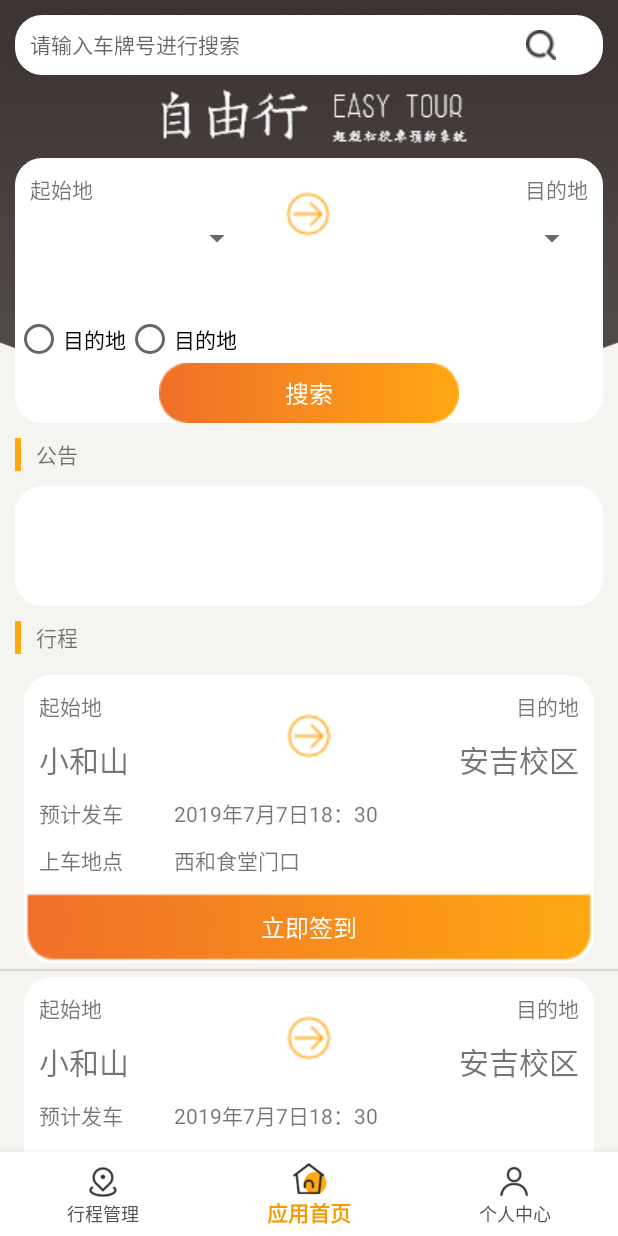
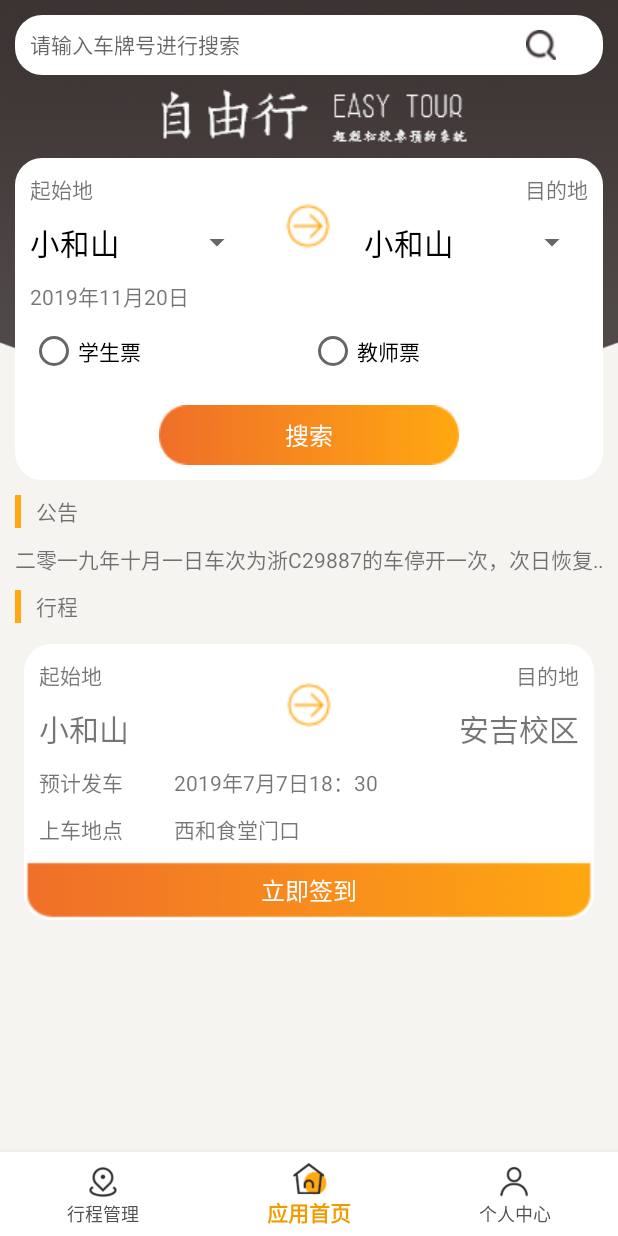
Before and after one commit to ChannnXY/school, an Android app: the screen it shows after launch (MainActivity), on a phone screen of 412 x 824 dp. Run offline under Robolectric (Android 15) with nearby library versions, the phone set to English and light mode, and no system bars.

Commit message:
feature(index):完成首页及各种适配器，spinner监听器设置无反应，scrollView里listView只有一行，以及radioGroup背景图片还没换

```diff
--- a/app/src/main/java/com/channnxy/school_bus/fragment_index.java
+++ b/app/src/main/java/com/channnxy/school_bus/fragment_index.java
@@ -1,35 +1,92 @@
 package com.channnxy.school_bus;
 
+import androidx.fragment.app.Fragment;
+
+import android.app.DatePickerDialog;
 import android.os.Bundle;
 import android.view.LayoutInflater;
 import android.view.View;
 import android.view.ViewGroup;
 import android.widget.AdapterView;
+import android.widget.ArrayAdapter;
+import android.widget.DatePicker;
 import android.widget.ListView;
+import android.widget.Spinner;
+import android.widget.TextView;
+import android.widget.Toast;
 
+import java.sql.Time;
+import java.text.SimpleDateFormat;
 import java.util.ArrayList;
+import java.util.Calendar;
+import java.util.Date;
 
 import androidx.annotation.NonNull;
 import androidx.annotation.Nullable;
-import androidx.fragment.app.Fragment;
+import androidx.viewpager.widget.ViewPager;
 
-public class fragment_index extends Fragment {
+public class fragment_index extends Fragment{
     //    fragment内部listView配置
     private ListView mListView_journey;
     private ArrayList<Journey> mJourneyArrayList;
 
+    //spinner
+    private Spinner msp_origin;
+    private Spinner msp_destination;
+
+//    日历
+    private TextView mtv_calendar;
     @Nullable
     @Override
     public View onCreateView(@NonNull LayoutInflater inflater, @Nullable ViewGroup container, @Nullable Bundle savedInstanceState) {
-        View index_view = inflater.inflate(R.layout.item_nav_index,container,false);
+        final View index_view = inflater.inflate(R.layout.item_nav_index,container,false);
     //  初始化行程列表
         mListView_journey = index_view.findViewById(R.id.lv_index_journey);
         initJourneyAdapter();
+    //  初始化起始地和目的地两个spinner
+        msp_destination = index_view.findViewById(R.id.sp_destination);
+        msp_origin = index_view.findViewById(R.id.sp_origin);
+        initSpinnerAdapter();
+//    初始化日历
+        mtv_calendar = index_view.findViewById(R.id.tv_index_useDp);
+        SimpleDateFormat simpleDateFormat = new SimpleDateFormat("yyyy年MM月dd日");
+        Date date = new Date(System.currentTimeMillis());
+        mtv_calendar.setText(simpleDateFormat.format(date));
+        mtv_calendar.setOnClickListener(new CalendarListener());
 
         return index_view;
     }
 
+//    spinner初始化
+    private void initSpinnerAdapter() {
+        String[] originArray = {"小和山","安吉校区","五常大道"};
+        String[] destinationArray={"小和山","安吉校区","五常大道"};
+
+        ArrayAdapter<String> originAdapter = new ArrayAdapter<String>(getActivity(),R.layout.item_index_spinner,originArray);
+        msp_origin.setAdapter(originAdapter);
+        msp_origin.setPrompt("请选择出发地");
+        msp_origin.setSelection(0);
+        msp_origin.setOnItemSelectedListener(new AdapterView.OnItemSelectedListener() {
+            @Override
+            public void onItemSelected(AdapterView<?> parent, View view, int position, long id) {
+                msp_origin.setSelection(position);
+            }
+
+            @Override
+            public void onNothingSelected(AdapterView<?> parent) {
+
+            }
+        });
+
+        ArrayAdapter<String> destinationAdapter = new ArrayAdapter<String>(getActivity(),R.layout.item_index_spinner,destinationArray);
+        msp_destination.setAdapter(destinationAdapter);
+        msp_destination.setPrompt("请选择目的地");
+        msp_destination.setSelection(0);
+    }
+
+//    行程卡片适配器初始化
     private void initJourneyAdapter() {
+
         mJourneyArrayList = Journey.getDefaultData();
         final journeyAdapter adapter = new journeyAdapter(getActivity(),mJourneyArrayList);
 
@@ -42,4 +99,23 @@ public class fragment_index extends Fragment {
             }
         });
     }
+
+//    新建日历对话框
+    private class CalendarListener implements View.OnClickListener {
+        @Override
+        public void onClick(View v) {
+            Calendar m_calendar = Calendar.getInstance();
+            DatePickerDialog m_dialog = new DatePickerDialog(getContext(), new DatePickerDialog.OnDateSetListener() {
+                @Override
+                public void onDateSet(DatePicker view, int year, int month, int dayOfMonth) {
+                    String desc = String.format("%d年%d月%d日",year,month,dayOfMonth);
+                    mtv_calendar.setText(desc);
+                }
+            },
+                    m_calendar.get(Calendar.YEAR),
+                    m_calendar.get(Calendar.MONTH),
+                    m_calendar.get(Calendar.DAY_OF_MONTH));
+            m_dialog.show();
+        }
+    }
 }
--- /dev/null
+++ b/app/src/main/res/drawable/ic_index_check.xml
@@ -0,0 +1,5 @@
+<?xml version="1.0" encoding="utf-8"?>
+<selector xmlns:android="http://schemas.android.com/apk/res/android">
+    <item   android:state_selected="true" android:state_checkable="true" android:state_checked="true" android:drawable="@drawable/icon_check_selected"/>
+    <item   android:state_selected="false" android:state_checkable="false"  android:state_checked="false" android:drawable="@drawable/icon_check_unselect"/>
+</selector>
--- /dev/null
+++ b/app/src/main/res/layout/item_index_spinner.xml
@@ -0,0 +1,15 @@
+<?xml version="1.0" encoding="utf-8"?>
+<TextView xmlns:android="http://schemas.android.com/apk/res/android"
+          android:singleLine="true"
+          android:ellipsize="marquee"
+          android:marqueeRepeatLimit="marquee_forever"
+          android:scrollHorizontally="true"
+          android:focusableInTouchMode="true"
+          android:focusable="true"
+          android:layout_width="match_parent"
+          android:layout_height="match_parent"
+          android:paddingTop="10dp"
+          android:paddingBottom="10dp"
+          android:textColor="@color/black"
+          android:textSize="20sp">
+</TextView>
--- a/app/src/main/res/layout/item_nav_index.xml
+++ b/app/src/main/res/layout/item_nav_index.xml
@@ -1,9 +1,11 @@
 <?xml version="1.0" encoding="utf-8"?>
-<LinearLayout xmlns:android="http://schemas.android.com/apk/res/android"
-              android:orientation="vertical"
+<ScrollView xmlns:android="http://schemas.android.com/apk/res/android"
               android:layout_width="match_parent"
               android:layout_height="match_parent">
-
+    <LinearLayout
+        android:layout_width="match_parent"
+        android:layout_height="wrap_content"
+        android:orientation="vertical">
         <!--搜索框-->
         <LinearLayout
             android:layout_width="match_parent"
@@ -43,6 +45,7 @@
         <LinearLayout
             android:layout_width="match_parent"
             android:layout_height="wrap_content"
+            android:orientation="vertical"
             android:layout_margin="10dp">
             <LinearLayout
                 android:layout_width="match_parent"
@@ -54,7 +57,8 @@
                     android:layout_width="match_parent"
                     android:layout_height="wrap_content"
                     android:layout_marginTop="10dp"
-                style="@style/margin_10">
+                    android:layout_marginLeft="10dp"
+                    android:layout_marginRight="10dp">
                     <LinearLayout
                         android:layout_width="0dp"
                         android:layout_height="match_parent"
@@ -68,9 +72,7 @@
                             android:id="@+id/sp_origin"
                             android:layout_width="match_parent"
                             android:layout_height="wrap_content"
-                        android:layout_marginTop="10dp"
-                        android:ellipsize="end"
-                        android:textSize="20sp"/>
+                            android:spinnerMode="dialog"/>
                     </LinearLayout>
 
                     <LinearLayout
@@ -98,8 +100,7 @@
                             android:id="@+id/sp_destination"
                             android:layout_width="match_parent"
                             android:layout_height="wrap_content"
-                        android:layout_marginTop="10dp"
-                        android:ellipsize="end"
+                            android:spinnerMode="dialog"
                             android:textSize="20sp"/>
                     </LinearLayout>
                 </LinearLayout>
@@ -117,32 +118,37 @@
                 </LinearLayout>
 
                 <!--学生票和老师票-->
-            <LinearLayout
+                <RadioGroup
                     android:layout_width="match_parent"
-                android:layout_height="wrap_content">
+                    android:layout_height="wrap_content"
+                    android:orientation="horizontal"
+                    style="@style/margin_10">
                     <RadioButton
-                    android:layout_width="wrap_content"
+                        android:layout_width="0dp"
                         android:layout_height="wrap_content"
-                    android:text="@string/journey_list_end"/>
+                        android:layout_weight="1"
+                        android:text="学生票"/>
                     <RadioButton
-                    android:layout_width="wrap_content"
+                        android:layout_width="0dp"
                         android:layout_height="wrap_content"
-                    android:text="@string/journey_list_end"/>
-            </LinearLayout>
-
+                        android:layout_weight="1"
+                        android:text="教师票"/>
+                </RadioGroup>
                 <!--搜索按钮-->
                 <LinearLayout
                     android:layout_width="match_parent"
                     android:layout_height="wrap_content"
                     android:gravity="center_vertical|center_horizontal">
+
                     <Button
+                        style="@style/btn_checkBtn.margin_10"
                         android:layout_width="200dp"
                         android:layout_height="40dp"
                         android:background="@drawable/btn_confirm_large"
-                    style="@style/btn_checkBtn"
                         android:text="搜索"/>
                 </LinearLayout>
             </LinearLayout>
+
 
         </LinearLayout>
         <!--公告标题-->
@@ -165,10 +171,16 @@
             android:layout_width="match_parent"
             android:layout_height="wrap_content"
             style="@style/margin_10">
-        <androidx.viewpager.widget.ViewPager
+            <TextView
                 android:layout_width="match_parent"
-            android:layout_height="80dp"
-            android:background="@drawable/shape_rec_white"/>
+                android:layout_height="wrap_content"
+                android:singleLine="true"
+                android:ellipsize="marquee"
+                android:marqueeRepeatLimit="marquee_forever"
+                android:scrollHorizontally="true"
+                android:focusableInTouchMode="true"
+                android:focusable="true"
+                android:text="@string/index_notice"/>
         </LinearLayout>
         <!--行程标题-->
         <LinearLayout
@@ -189,5 +201,6 @@
         <ListView
             android:id="@+id/lv_index_journey"
             android:layout_width="match_parent"
-        android:layout_height="wrap_content"/>
+            android:layout_height="match_parent"/>
     </LinearLayout>
+</ScrollView>
--- a/app/src/main/res/layout/item_nav_journey_list.xml
+++ b/app/src/main/res/layout/item_nav_journey_list.xml
@@ -105,7 +105,7 @@
 
         <Button
             android:layout_width="match_parent"
-            android:layout_height="wrap_content"
+            android:layout_height="40dp"
             android:background="@drawable/btn_details"
             android:text="@string/journey_list_sign"
             style="@style/btn_checkBtn"/>
--- a/app/src/main/res/values/colors.xml
+++ b/app/src/main/res/values/colors.xml
@@ -4,6 +4,7 @@
     <color name="colorPrimaryDark">#00574B</color>
     <color name="colorAccent">#E91E63</color>
     <color name="white">#fff</color>
+    <color name="black">#000</color>
     <color name="theme_color">#F19B00</color>
     <color name="text_color">#515151</color>
     <color name="background_color">#F6F4F1</color>
--- a/app/src/main/res/values/strings.xml
+++ b/app/src/main/res/values/strings.xml
@@ -7,4 +7,5 @@
     <string name="journey_list_sign">立即签到</string>
     <string name="journey_list_check">查看</string>
     <string name="search_placeholder">请输入车牌号进行搜索</string>
+    <string name="index_notice">二零一九年十月一日车次为浙C29887的车停开一次，次日恢复，给各位师生带来不便</string>
 </resources>
--- a/app/src/main/res/values/styles.xml
+++ b/app/src/main/res/values/styles.xml
@@ -24,6 +24,11 @@
         <item name="android:textColor">@color/white</item>
     </style>
 
+    <style name="btn_checkBtn.margin_10" parent="btn_checkBtn">
+        <item name="android:layout_marginBottom" tools:targetApi="jelly_bean_mr1">10dp</item>
+        <item name="android:layout_marginTop" tools:targetApi="jelly_bean_mr1">10dp</item>
+    </style>
+
     <style name="margin_10">
         <item name="android:layout_marginEnd" tools:targetApi="jelly_bean_mr1">10dp</item>
         <item name="android:layout_marginBottom" tools:targetApi="jelly_bean_mr1">10dp</item>
```
Also changed, not shown: app/src/main/res/drawable/icon_check_selected.png (added). Lines whose indentation alone changed are shown as unchanged.
